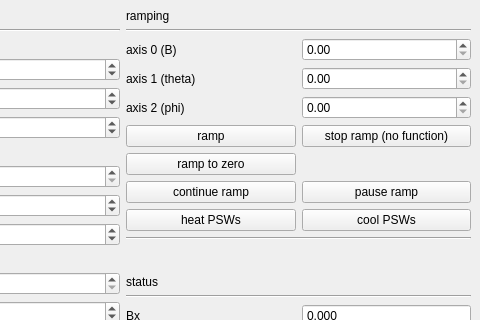
Old version of the form src/qudi/gui/magnet/ui_vectormagnet_prelim.ui in the repository bbuusshh/scudi; both pictures show x 234 to 714 and y 0 to 320 of the 714 by 655 pixel window.
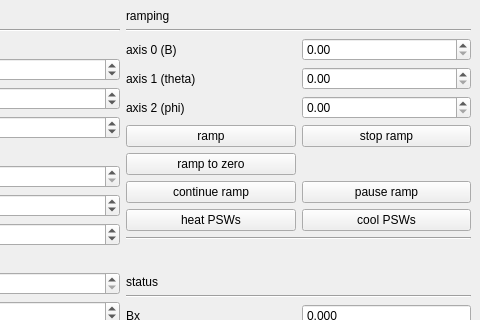
New version of the form.

```diff
--- a/src/qudi/gui/magnet/ui_vectormagnet_prelim.ui
+++ b/src/qudi/gui/magnet/ui_vectormagnet_prelim.ui
@@ -318,7 +318,7 @@
         <item row="7" column="1">
          <widget class="QPushButton" name="stop_ramp_pushButton">
           <property name="text">
-           <string>stop ramp (no function)</string>
+           <string>stop ramp</string>
           </property>
          </widget>
         </item>
```
